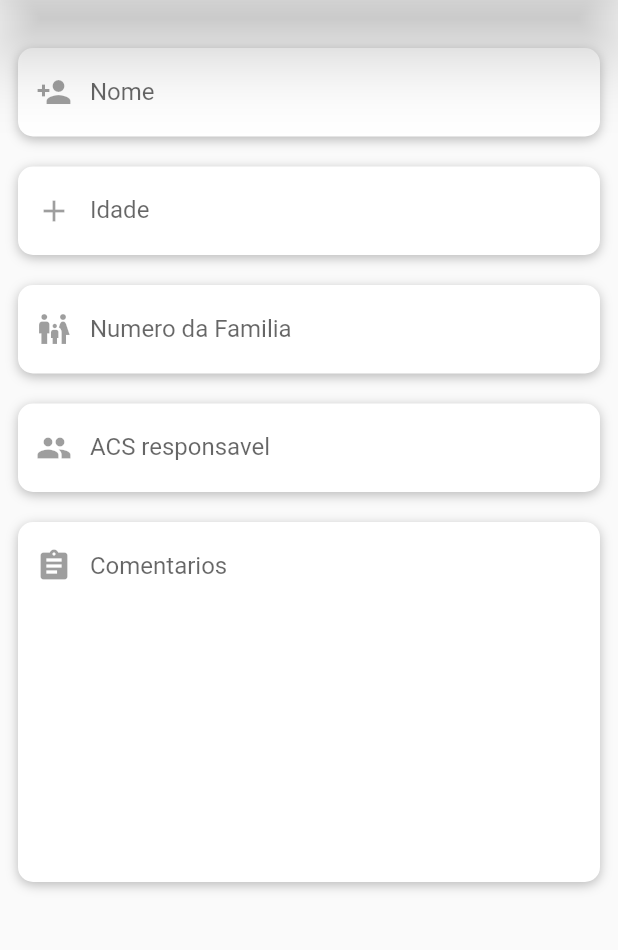
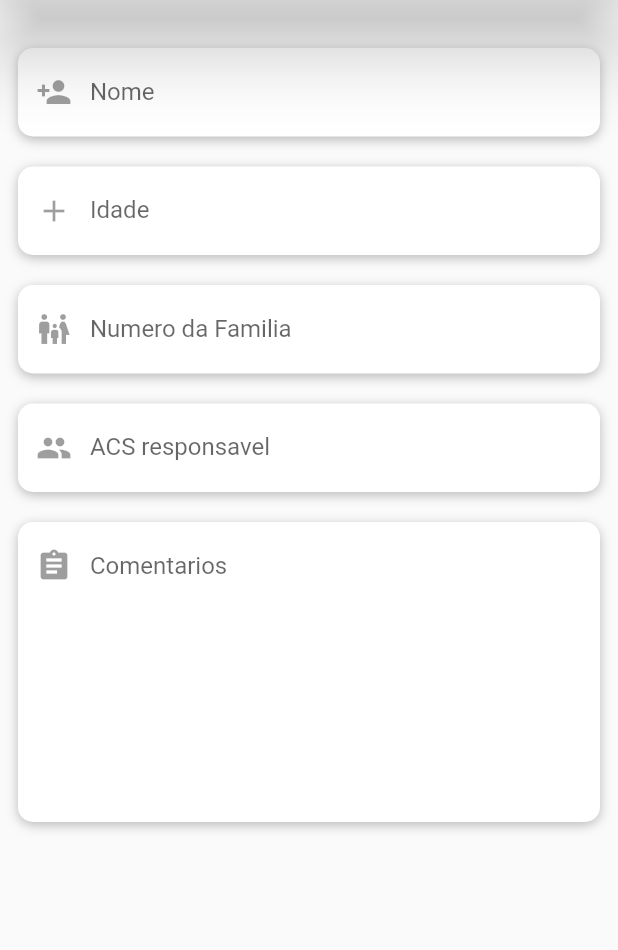
Before and after one commit to keikurunu/IC_projeto2021, a Flutter app: the screen it shows after launch, after a tap on "ENTRAR", after a tap on the "add" icon, on a phone screen of 412 x 824 dp, the part 84-1034 px from its top. Run offline on Flutter 3.47's test engine with Material 2 defaults, Android fonts, the phone set to English and light mode, and no system bars; our stand-ins replace get_it, sqflite, table_calendar; accounts and stored records are empty.

Commit message:
descrição do commit

```diff
--- a/lib/Telas/homePage/AddUsuario/addusuario.dart
+++ b/lib/Telas/homePage/AddUsuario/addusuario.dart
@@ -128,7 +128,7 @@ class addUsuario extends StatelessWidget {
                     ),
                   ),
                   Container(
-                    height: 240,
+                    height: 200,
                     decoration: BoxDecoration(
                       color: Colors.white,
                       borderRadius: BorderRadius.circular(10),
@@ -140,7 +140,6 @@ class addUsuario extends StatelessWidget {
                       ],
                     ),
                     child: TextField(
-                      keyboardType: TextInputType.number,
                       decoration: InputDecoration(
                         border: InputBorder.none,
                         labelText: 'Comentarios',
--- /dev/null
+++ b/lib/Telas/homePage/Componentes/Agenda.dart
@@ -0,0 +1,39 @@
+import 'package:flutter/material.dart';
+import 'package:table_calendar/table_calendar.dart';
+
+class AgendaCalendario extends StatefulWidget {
+  @override
+  _AgendaCalendarioState createState() => _AgendaCalendarioState();
+}
+
+class _AgendaCalendarioState extends State<AgendaCalendario> {
+  CalendarController _controller;
+
+  @override
+  void initState() {
+    super.initState();
+    _controller = CalendarController();
+  }
+
+  @override
+  Widget build(BuildContext context) {
+    return Scaffold(
+      appBar: AppBar(
+        centerTitle: true,
+        title: Text('Agenda'),
+        elevation: 20,
+        flexibleSpace: Container(
+          decoration: BoxDecoration(
+            image: DecorationImage(
+              fit: BoxFit.cover,
+              image: AssetImage('assets/Imagens/imageHome.jpg'),
+            ),
+          ),
+        ),
+      ),
+      body: TableCalendar(
+        calendarController: _controller,
+      ),
+    );
+  }
+}
--- a/lib/Telas/homePage/home.dart
+++ b/lib/Telas/homePage/home.dart
@@ -64,59 +64,82 @@ class _HomepageState extends State<Homepage> {
           children: [
             new GridView.count(
               primary: false,
-              padding: const EdgeInsets.all(30),
-              crossAxisSpacing: 25,
-              mainAxisSpacing: 25,
+              padding: const EdgeInsets.all(25),
+              crossAxisSpacing: 20,
+              mainAxisSpacing: 20,
               crossAxisCount: 1,
               children: <Widget>[
                 Card(
+                  clipBehavior: Clip.antiAlias,
+                  color: Colors.pink[50],
+                  shadowColor: Colors.black54,
+                  elevation: 4,
+                  shape: RoundedRectangleBorder(
+                    borderRadius: BorderRadius.circular(16),
+                  ),
+                  child: InkWell(
+                    splashColor: Colors.blue.withAlpha(30),
+                    onTap: () {
+                      Navigator.of(context).pushNamed('Agenda');
+                    },
+                    child: Stack(
+                      alignment: Alignment.center,
+                      children: [
+                        GridTile(
+                          footer: Container(
+                            color: Colors.pink[50],
+                            child: Center(
+                              child: Text(
+                                'Agenda',
+                                textScaleFactor: 4,
+                              ),
+                            ),
+                          ),
+                          child: Ink.image(
+                            image: AssetImage(
+                              'assets/Imagens/AgendaHome.jpg',
+                            ),
+                            fit: BoxFit.cover,
+                          ),
+                        )
+                      ],
+                    ),
+                  ),
+                ),
+                Card(
+                  clipBehavior: Clip.antiAlias,
+                  color: Colors.pink[50],
+                  shadowColor: Colors.black54,
+                  elevation: 4,
+                  shape: RoundedRectangleBorder(
+                    borderRadius: BorderRadius.circular(16),
+                  ),
                   child: InkWell(
                     splashColor: Colors.blue.withAlpha(30),
                     onTap: () {
                       print('Card tapped.');
                     },
-                    child: const SizedBox(
-                      width: 300,
-                      height: 100,
-                      child: Text('Agenda'),
+                    child: Padding(
+                      padding: EdgeInsets.all(20),
+                      child: Text('Fluxogramas'),
                     ),
                   ),
                 ),
                 Card(
+                  clipBehavior: Clip.antiAlias,
+                  color: Colors.pink[50],
+                  shadowColor: Colors.black54,
+                  elevation: 4,
+                  shape: RoundedRectangleBorder(
+                    borderRadius: BorderRadius.circular(16),
+                  ),
                   child: InkWell(
                     splashColor: Colors.blue.withAlpha(30),
                     onTap: () {
                       print('Card tapped.');
                     },
-                    child: const SizedBox(
-                      width: 300,
-                      height: 100,
-                      child: Text('Graficos'),
-                    ),
-                  ),
-                ),
-                Card(
-                  child: InkWell(
-                    splashColor: Colors.blue.withAlpha(30),
-                    onTap: () {
-                      print('Card tapped.');
-                    },
-                    child: const SizedBox(
-                      width: 300,
-                      height: 100,
-                      child: Text('Fluxogramas'),
-                    ),
-                  ),
-                ),
-                Card(
-                  child: InkWell(
-                    splashColor: Colors.blue.withAlpha(30),
-                    onTap: () {
-                      print('Card tapped.');
-                    },
-                    child: const SizedBox(
-                      width: 300,
-                      height: 100,
+                    child: Padding(
+                      padding: EdgeInsets.all(20),
                       child: Text('Exames Laboratoriais'),
                     ),
                   ),
@@ -130,58 +153,81 @@ class _HomepageState extends State<Homepage> {
             new GridView.count(
               primary: false,
               padding: const EdgeInsets.all(30),
-              crossAxisSpacing: 25,
-              mainAxisSpacing: 25,
+              crossAxisSpacing: 20,
+              mainAxisSpacing: 20,
               crossAxisCount: 1,
               children: <Widget>[
                 Card(
+                  clipBehavior: Clip.antiAlias,
+                  color: Colors.pink[50],
+                  shadowColor: Colors.black54,
+                  elevation: 4,
+                  shape: RoundedRectangleBorder(
+                    borderRadius: BorderRadius.circular(16),
+                  ),
                   child: InkWell(
                       splashColor: Colors.blue.withAlpha(30),
                       onTap: () {
                         print('Card tapped.');
                       },
-                    child: const SizedBox(
-                      width: 300,
-                      height: 100,
+                      child: Padding(
+                        padding: EdgeInsets.all(20),
                         child: Text('Diagnósticos NANDA'),
-                    ),
-                  ),
+                      )),
                 ),
                 Card(
+                  clipBehavior: Clip.antiAlias,
+                  color: Colors.pink[50],
+                  shadowColor: Colors.black54,
+                  elevation: 4,
+                  shape: RoundedRectangleBorder(
+                    borderRadius: BorderRadius.circular(16),
+                  ),
                   child: InkWell(
                     splashColor: Colors.blue.withAlpha(30),
                     onTap: () {
                       print('Card tapped.');
                     },
-                    child: const SizedBox(
-                      width: 300,
-                      height: 100,
+                    child: Padding(
+                      padding: EdgeInsets.all(20),
                       child: Text('Livro Atenção saude da mulher'),
                     ),
                   ),
                 ),
                 Card(
+                  clipBehavior: Clip.antiAlias,
+                  color: Colors.pink[50],
+                  shadowColor: Colors.black54,
+                  elevation: 4,
+                  shape: RoundedRectangleBorder(
+                    borderRadius: BorderRadius.circular(16),
+                  ),
                   child: InkWell(
                     splashColor: Colors.blue.withAlpha(30),
                     onTap: () {
                       print('Card tapped.');
                     },
-                    child: const SizedBox(
-                      width: 300,
-                      height: 100,
+                    child: Padding(
+                      padding: EdgeInsets.all(20),
                       child: Text('Livros Atenção Básica SUS'),
                     ),
                   ),
                 ),
                 Card(
+                  clipBehavior: Clip.antiAlias,
+                  color: Colors.pink[50],
+                  shadowColor: Colors.black54,
+                  elevation: 4,
+                  shape: RoundedRectangleBorder(
+                    borderRadius: BorderRadius.circular(16),
+                  ),
                   child: InkWell(
                     splashColor: Colors.blue.withAlpha(30),
                     onTap: () {
                       print('Card tapped.');
                     },
-                    child: const SizedBox(
-                      width: 300,
-                      height: 100,
+                    child: Padding(
+                      padding: EdgeInsets.all(20),
                       child: Text('Pareceres Normativos'),
                     ),
                   ),
--- a/lib/main.dart
+++ b/lib/main.dart
@@ -3,6 +3,7 @@ import 'package:ic_projeto/Telas/homePage/home.dart';
 import 'package:ic_projeto/Telas/login/login.dart';
 import 'Database/contact_form.dart';
 import 'Telas/homePage/AddUsuario/addusuario.dart';
+import 'Telas/homePage/Componentes/Agenda.dart';
 import 'Telas/homePage/home_back.dart';
 
 void main() => runApp(MyApp());
@@ -20,7 +21,7 @@ class MyApp extends StatelessWidget {
       routes: {
         'Home': (context) => Homepage(),
         'formadd': (context) => addUsuario(),
-        /*'lista': (context) => Pagelista(),*/
+        'Agenda': (context) => AgendaCalendario(),
         'homeback': (context) => Homeback(),
         'CONTACT_FORM': (context) => ContactForm(),
       },
--- a/pubspec.yaml
+++ b/pubspec.yaml
@@ -21,6 +21,8 @@ environment:
   sdk: ">=2.7.0 <3.0.0"
 
 dependencies:
+  table_calendar:
+
   path:
   flutter:
     sdk: flutter
@@ -32,6 +34,7 @@ dependencies:
   mobx:
   flutter_mobx:
   get_it:
+  syncfusion_flutter_calendar: ^19.3.46
 
 dev_dependencies:
   mobx_codegen:
@@ -61,6 +64,7 @@ flutter:
   - assets/Imagens/imagesEntada.png
   - assets/Imagens/imageHome.jpg
   - assets/Imagens/Userimage.png
+  - assets/Imagens/AgendaHome.jpg
 
 
   # An image asset can refer to one or more resolution-specific "variants", see
```
Also changed, not shown: assets/Imagens/AgendaHome.jpg (added), pubspec.lock. Lines whose indentation alone changed are shown as unchanged.
